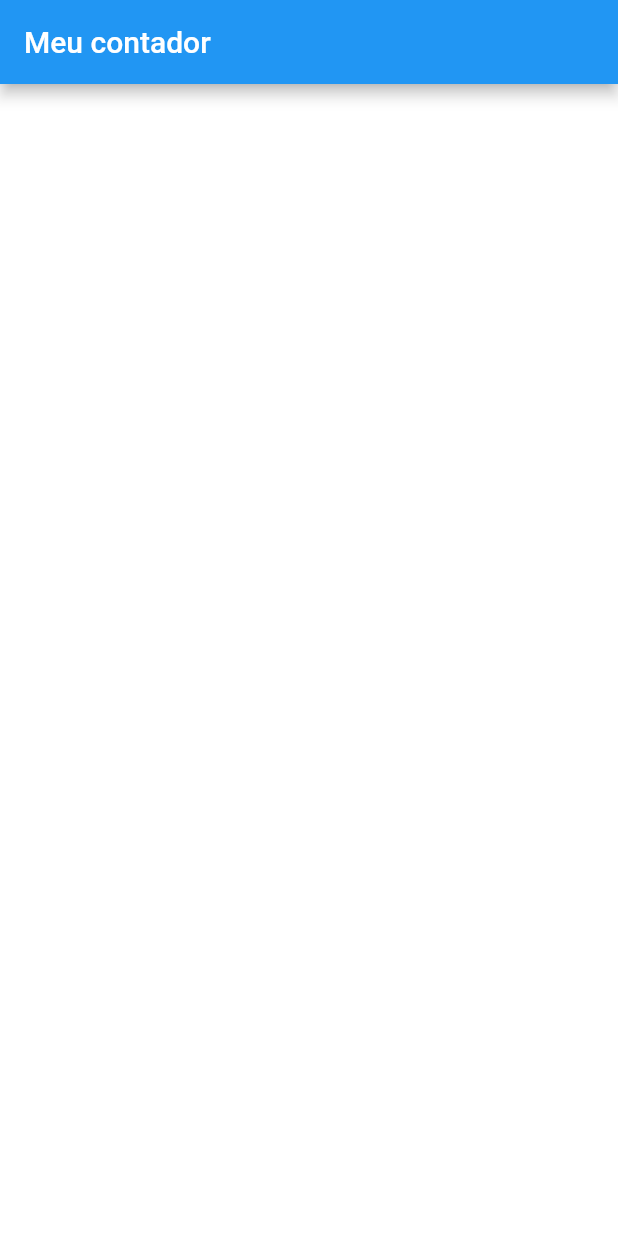
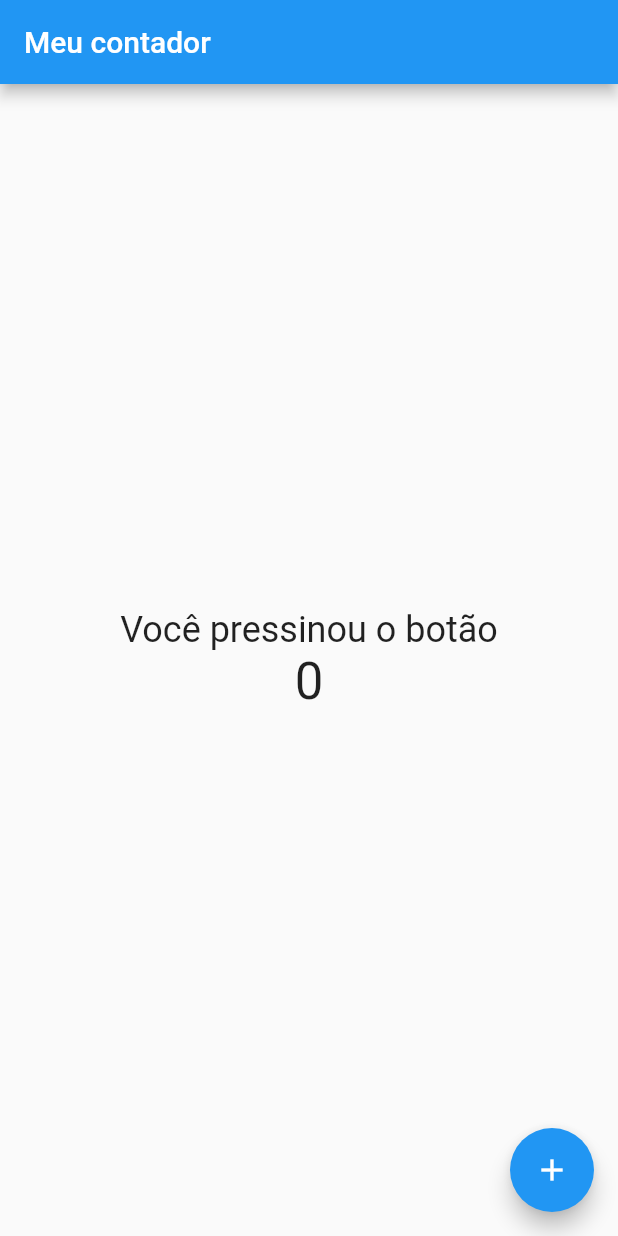
Before and after one commit to RonnyeryBarbosa/Exercicio---M-dulo-01---Aula-04, a Flutter app: the screen it shows after launch, on a phone screen of 412 x 824 dp. Run offline on Flutter 3.47's test engine with Material 2 defaults, Android fonts, the phone set to English and light mode, and no system bars.

Commit message:
set state

```diff
--- a/lib/main.dart
+++ b/lib/main.dart
@@ -14,15 +14,39 @@ class CounterScreen extends StatefulWidget {
 }
 
 class _CounterScreenState extends State<CounterScreen> {
+  var resultado = 0;
   @override
   Widget build(BuildContext context) {
     return Scaffold(
       appBar: AppBar(
         title: Text("Meu contador"),
       ),
-      body: Container(
-        color: Colors.white,
+      body: Column(
+        mainAxisAlignment: MainAxisAlignment.center,
+        children: [
+          Center(
+              child: Text(
+            'Você pressinou o botão',
+            style: TextStyle(
+              fontSize: 24,
+            ),
+          )),
+          Center(
+            child: Text(
+              '$resultado',
+              style: TextStyle(fontSize: 34),
+            ),
+          ),
+        ],
       ),
+      floatingActionButton: FloatingActionButton(
+          onPressed: () {
+            print('Botão pressionado');
+            setState(() {
+              resultado += 1;
+            });
+          },
+          child: Icon(Icons.add)),
     );
   }
 }
```
